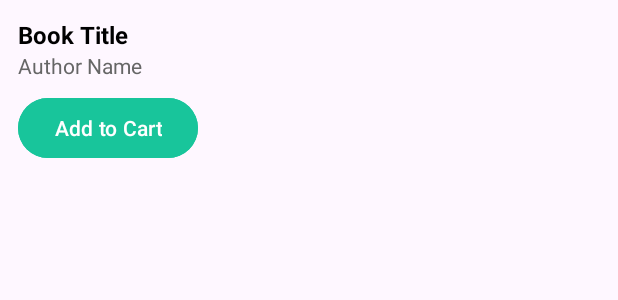
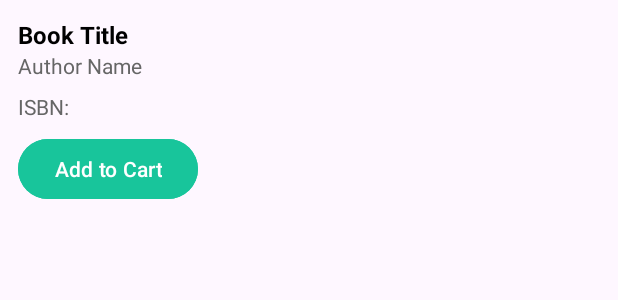
Before and after one commit to Aoigan2k4/Android-Project, an Android app: the layout item_book.xml on its own in the app's theme, with its tools: preview values and no code run, on a phone screen of 412 x 824 dp. Shown: the top 300 px of the screen. Run offline under Robolectric (Android 15) with nearby library versions, the phone set to English and light mode, and no system bars.

Commit message:
Add Book Number into Views
Reorganize packages and add Book ISBN into the view for item_book

```diff
--- a/app/src/main/AndroidManifest.xml
+++ b/app/src/main/AndroidManifest.xml
@@ -13,10 +13,10 @@
         android:theme="@style/Theme.LibraryApp"
         tools:targetApi="31">
         <activity
-            android:name=".BorrowBookActivity"
+            android:name=".activity_borrow.BorrowBookActivity"
             android:exported="false" />
         <activity
-            android:name=".CartActivity"
+            android:name=".activity_borrow.CartActivity"
             android:exported="false" />
         <activity
             android:name=".ClientOptionActivity"
--- a/app/src/main/java/com/example/libraryapp/BookAdapter.java
+++ b/app/src/main/java/com/example/libraryapp/adapter/BookAdapter.java
@@ -1,16 +1,18 @@
-package com.example.libraryapp;
+package com.example.libraryapp.adapter;
 
 import android.content.Context;
 import android.view.LayoutInflater;
 import android.view.View;
 import android.view.ViewGroup;
 import android.widget.Button;
-import android.widget.CheckBox;
 import android.widget.TextView;
 import android.widget.Toast;
 
 import androidx.annotation.NonNull;
 import androidx.recyclerview.widget.RecyclerView;
+
+import com.example.libraryapp.Book;
+import com.example.libraryapp.R;
 
 import java.util.ArrayList;
 
--- a/app/src/main/java/com/example/libraryapp/CartAdapter.java
+++ b/app/src/main/java/com/example/libraryapp/adapter/CartAdapter.java
@@ -1,4 +1,4 @@
-package com.example.libraryapp;
+package com.example.libraryapp.adapter;
 
 
 import android.view.LayoutInflater;
@@ -8,6 +8,9 @@ import android.widget.TextView;
 
 import androidx.annotation.NonNull;
 import androidx.recyclerview.widget.RecyclerView;
+
+import com.example.libraryapp.Book;
+import com.example.libraryapp.R;
 
 import java.text.SimpleDateFormat;
 import java.util.ArrayList;
--- a/app/src/main/res/layout/item_book.xml
+++ b/app/src/main/res/layout/item_book.xml
@@ -24,6 +24,15 @@
         android:textColor="#666666"
         android:paddingBottom="8dp" />
 
+    <TextView
+        android:id="@+id/bookIsbn"
+        android:layout_width="wrap_content"
+        android:layout_height="wrap_content"
+        android:text="ISBN: "
+        android:textSize="14sp"
+        android:textColor="#666666"
+        android:paddingBottom="8dp" />
+
     <Button
         android:id="@+id/btn_addToCart"
         android:layout_width="wrap_content"
```
Also changed, not shown: app/src/main/java/com/example/libraryapp/activity_borrow/BorrowBookActivity.java (renamed from app/src/main/java/com/example/libraryapp/BorrowBookActivity.java, +5 -2 lines), app/src/main/java/com/example/libraryapp/activity_borrow/CartActivity.java (renamed from app/src/main/java/com/example/libraryapp/CartActivity.java, +5 -5 lines).
